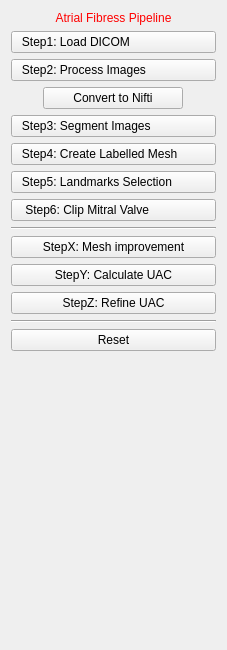
Before: the Qt Designer form Version2.0/Plugins/kcl.cemrgapp.atrialfibres/src/internal/AtrialFibresViewControls.ui in OpenHeartDevelopers/CemrgApp, drawn with Qt 5.
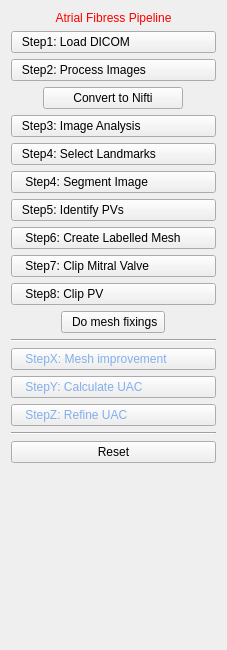
After: the same form once the commit is applied.

What changed in the file:
```diff
--- a/Version2.0/Plugins/kcl.cemrgapp.atrialfibres/src/internal/AtrialFibresViewControls.ui
+++ b/Version2.0/Plugins/kcl.cemrgapp.atrialfibres/src/internal/AtrialFibresViewControls.ui
@@ -96,7 +96,7 @@
       <string notr="true">text-align: left;</string>
      </property>
      <property name="text">
-      <string>   Step3: Segment Images</string>
+      <string>   Step3: Image Analysis</string>
      </property>
     </widget>
    </item>
@@ -106,12 +106,22 @@
       <string notr="true">text-align: left;</string>
      </property>
      <property name="text">
-      <string>   Step4: Create Labelled Mesh</string>
+      <string>   Step4: Select Landmarks</string>
      </property>
     </widget>
    </item>
    <item>
-    <widget class="QPushButton" name="button_5_pvclipper">
+    <widget class="QPushButton" name="button_man4_segmentation">
+     <property name="styleSheet">
+      <string notr="true">text-align: left;</string>
+     </property>
+     <property name="text">
+      <string>    Step4: Segment Image</string>
+     </property>
+    </widget>
+   </item>
+   <item>
+    <widget class="QPushButton" name="button_man5_idPV">
      <property name="toolTip">
       <string>Do image processing</string>
      </property>
@@ -119,7 +129,7 @@
       <string notr="true">text-align: left;</string>
      </property>
      <property name="text">
-      <string>   Step5: Landmarks Selection</string>
+      <string>   Step5: Identify PVs</string>
      </property>
     </widget>
    </item>
@@ -129,7 +139,37 @@
       <string notr="true">text-align: left;</string>
      </property>
      <property name="text">
-      <string>    Step6: Clip Mitral Valve</string>
+      <string>    Step6: Create Labelled Mesh</string>
+     </property>
+    </widget>
+   </item>
+   <item>
+    <widget class="QPushButton" name="button_man7_clipMV">
+     <property name="styleSheet">
+      <string notr="true">text-align: left;</string>
+     </property>
+     <property name="text">
+      <string>    Step7: Clip Mitral Valve</string>
+     </property>
+    </widget>
+   </item>
+   <item>
+    <widget class="QPushButton" name="button_man8_clipPV">
+     <property name="styleSheet">
+      <string notr="true">text-align: left;</string>
+     </property>
+     <property name="text">
+      <string>    Step8: Clip PV</string>
+     </property>
+    </widget>
+   </item>
+   <item alignment="Qt::AlignHCenter">
+    <widget class="QPushButton" name="button_w_meshfix">
+     <property name="styleSheet">
+      <string notr="true"/>
+     </property>
+     <property name="text">
+      <string>  Do mesh fixings </string>
      </property>
     </widget>
    </item>
@@ -149,22 +189,31 @@
        <strikeout>false</strikeout>
       </font>
      </property>
+     <property name="styleSheet">
+      <string notr="true">text-align: left; color: rgb(132, 174, 235);</string>
+     </property>
      <property name="text">
-      <string>StepX: Mesh improvement</string>
+      <string>    StepX: Mesh improvement</string>
      </property>
     </widget>
    </item>
    <item>
     <widget class="QPushButton" name="button_y_calculateUac">
+     <property name="styleSheet">
+      <string notr="true">text-align: left; color: rgb(132, 174, 235);</string>
+     </property>
      <property name="text">
-      <string>StepY: Calculate UAC</string>
+      <string>    StepY: Calculate UAC</string>
      </property>
     </widget>
    </item>
    <item>
     <widget class="QPushButton" name="button_z_refineUac">
+     <property name="styleSheet">
+      <string notr="true">text-align: left; color: rgb(132, 174, 235);</string>
+     </property>
      <property name="text">
-      <string>StepZ: Refine UAC</string>
+      <string>    StepZ: Refine UAC</string>
      </property>
     </widget>
    </item>
```
Left out of the diff: 6 changed lines with no effect on the pictures.
